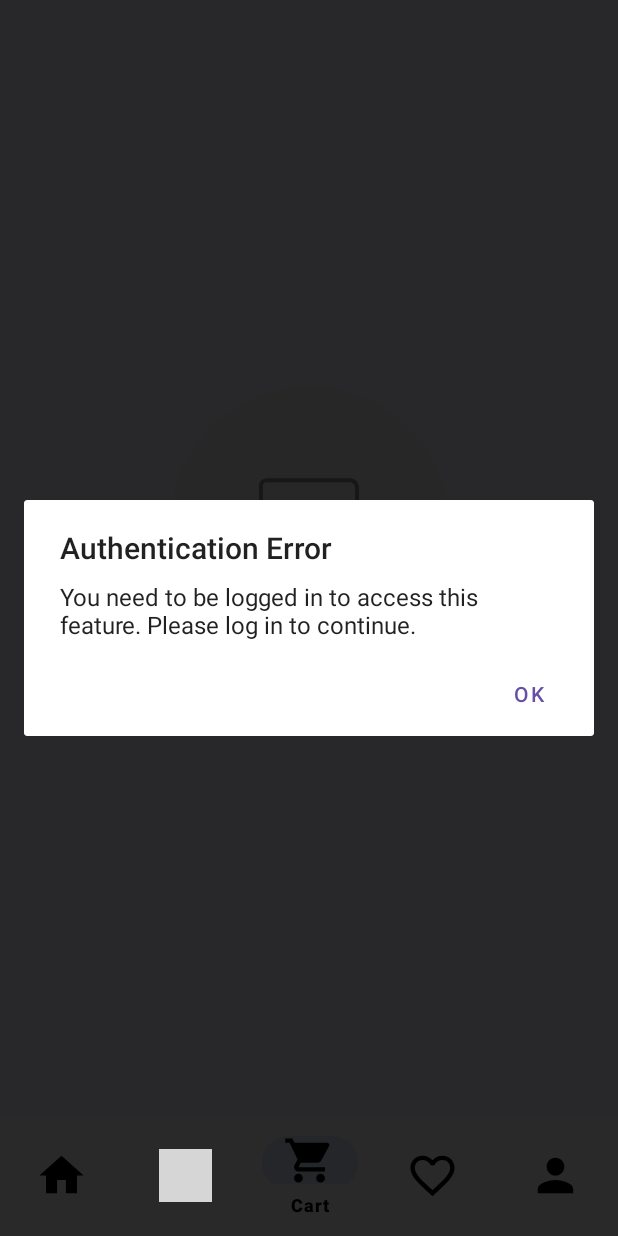
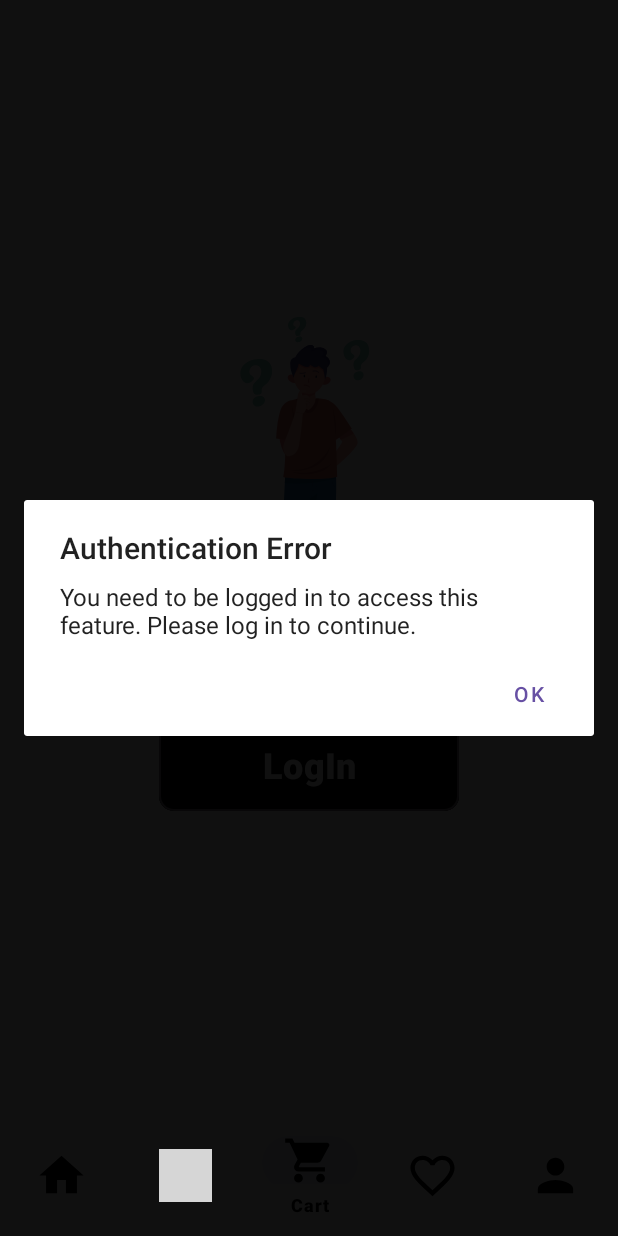
Before and after one commit to hadeer2adel/FashionShop, an Android app: the FavoriteFragment screen opened through its navigation route, item 3 of the bottom bar chosen, on a phone screen of 412 x 824 dp. Run offline under Robolectric (Android 15) with nearby library versions, the phone set to English and light mode, and no system bars; our stand-ins replace navigation-ui; libraries missing offline, so code that uses them is left out: com.smarteist.autoimageslider, nl.bryanderidder.themedtogglebuttongroup; pictures from the network do not load; 6 statements that could not run were skipped; grey boxes are pictures that could not be loaded.

Commit message:
editing Guest Mode

```diff
--- a/FashionShop/app/src/main/java/com/example/fashionshop/Modules/Category/view/CategoryFragment.kt
+++ b/FashionShop/app/src/main/java/com/example/fashionshop/Modules/Category/view/CategoryFragment.kt
@@ -106,7 +106,8 @@ class CategoryFragment : Fragment() ,CategoryListener{
 
 
                     }
-                    is NetworkState.Failure -> showError("Network Error", "Failed ttgtgtgtgto load data. Please try again.")
+                    is NetworkState.Failure -> Log.i("TAG", "onViewCreated: \"Failed ttgtgtgtgto load data. Please try again.\"")
+                        //showError("Network Error", "Failed ttgtgtgtgto load data. Please try again.")
                     else -> { }
                 }
             }
--- a/FashionShop/app/src/main/java/com/example/fashionshop/Modules/FavProductList/view/FavoriteFragment.kt
+++ b/FashionShop/app/src/main/java/com/example/fashionshop/Modules/FavProductList/view/FavoriteFragment.kt
@@ -1,6 +1,7 @@
 package com.example.fashionshop.Modules.FavProductList.view
 
 import android.app.AlertDialog
+import android.content.Intent
 import android.os.Bundle
 import android.view.LayoutInflater
 import android.view.View
@@ -13,6 +14,7 @@ import androidx.navigation.fragment.NavHostFragment
 import androidx.recyclerview.widget.GridLayoutManager
 import com.example.fashionshop.Adapters.FavProductAdapter
 import com.example.fashionshop.Model.CustomerData
+import com.example.fashionshop.Modules.Authentication.view.LoginActivity
 import com.example.fashionshop.Modules.FavProductList.viewModel.FavViewModel
 import com.example.fashionshop.Modules.FavProductList.viewModel.FavViewModelFactory
 import com.example.fashionshop.Modules.FavProductList.view.FavoriteFragmentDirections
@@ -51,8 +53,15 @@ class FavoriteFragment : Fragment() {
             viewModel.getFavProducts()
         }
         else{
+            binding.loginBtn.setOnClickListener {
+                val intent = Intent(requireContext(), LoginActivity::class.java)
+                startActivity(intent)
+            }
             showAlertDialog("Authentication Error" , "You need to be logged in to access this feature. Please log in to continue.")
-            binding.emptyView.visibility = View.VISIBLE
+            binding.emptyView.visibility = View.GONE
+            binding.emptyViewGuest.visibility = View.VISIBLE
+            binding.progressBar.visibility = View.GONE
+
         }
     }
 
--- a/FashionShop/app/src/main/java/com/example/fashionshop/Modules/ShoppingCard/view/CartFragment.kt
+++ b/FashionShop/app/src/main/java/com/example/fashionshop/Modules/ShoppingCard/view/CartFragment.kt
@@ -2,6 +2,7 @@ package com.example.fashionshop.Modules.ShoppingCard.view
 
 import CartFragmentArgs
 import android.app.AlertDialog
+import android.content.Intent
 import android.os.Bundle
 import android.util.Log
 import android.view.LayoutInflater
@@ -20,6 +21,7 @@ import com.example.fashionshop.Model.CustomerData
 import com.example.fashionshop.Model.TaxLineX
 import com.example.fashionshop.Model.inventoryQuantities
 import com.example.fashionshop.Model.originalPrices
+import com.example.fashionshop.Modules.Authentication.view.LoginActivity
 import com.example.fashionshop.Modules.Category.viewModel.CategoryFactory
 import com.example.fashionshop.Modules.Category.viewModel.CategoryViewModel
 import com.example.fashionshop.Modules.ShoppingCard.viewModel.CartFactory
@@ -149,8 +151,14 @@ class CartFragment : Fragment() ,CartListener {
             }
         }
         else{
+            binding.loginBtn.setOnClickListener {
+                val intent = Intent(requireContext(), LoginActivity::class.java)
+                startActivity(intent)
+            }
             showAlertDialog("Authentication Error" , "You need to be logged in to access this feature. Please log in to continue.")
-            binding.emptyView.visibility = View.VISIBLE
+            binding.emptyView.visibility = View.GONE
+            binding.emptyViewGuest.visibility = View.VISIBLE
+            showAlertDialog("Authentication Error" , "You need to be logged in to access this feature. Please log in to continue.")
             binding.progressBar.visibility = View.GONE
 
         }
--- a/FashionShop/app/src/main/res/layout/fragment_cart.xml
+++ b/FashionShop/app/src/main/res/layout/fragment_cart.xml
@@ -8,6 +8,57 @@
     android:layout_marginBottom="80dp"
     tools:context=".Modules.ShoppingCard.view.CartFragment">
 
+    <LinearLayout
+        android:id="@+id/emptyViewGuest"
+        android:layout_width="match_parent"
+        android:layout_height="match_parent"
+        android:gravity="center"
+        android:orientation="vertical"
+        android:padding="16dp"
+        android:visibility="gone">
+
+        <com.airbnb.lottie.LottieAnimationView
+            android:id="@+id/emptyAnimationViewguest"
+            android:layout_width="200dp"
+            android:layout_height="200dp"
+            android:layout_marginBottom="16dp"
+            app:lottie_autoPlay="true"
+            app:lottie_loop="true"
+            app:lottie_rawRes="@raw/l" />
+
+        <TextView
+            android:id="@+id/emptyTextViewguest"
+            android:layout_width="wrap_content"
+            android:layout_height="wrap_content"
+            android:text="@string/guest_profile"
+            android:textColor="@android:color/black"
+            android:textSize="18sp" />
+
+        <TextView
+            android:id="@+id/emptyTextView2"
+            android:layout_width="wrap_content"
+            android:layout_height="wrap_content"
+            android:layout_marginTop="10dp"
+            android:text="@string/guest_profile2"
+            android:textAlignment="center"
+            android:textColor="@android:color/black"
+            android:textSize="18sp" />
+
+        <Button
+            android:id="@+id/loginBtn"
+            style="?attr/materialButtonOutlinedStyle"
+            android:layout_width="200dp"
+            android:layout_height="70dp"
+            android:layout_marginTop="40dp"
+            android:layout_marginBottom="40dp"
+            android:backgroundTint="@color/black"
+            android:text="@string/login"
+            android:textColor="@color/white"
+            android:textSize="24sp"
+            android:textStyle="bold"
+            app:cornerRadius="10dp" />
+
+    </LinearLayout>
     <LinearLayout
         android:id="@+id/emptyView"
         android:layout_width="match_parent"
```
Also changed, not shown: FashionShop/app/src/main/res/layout/fragment_favorite.xml (+52 -0 lines).
